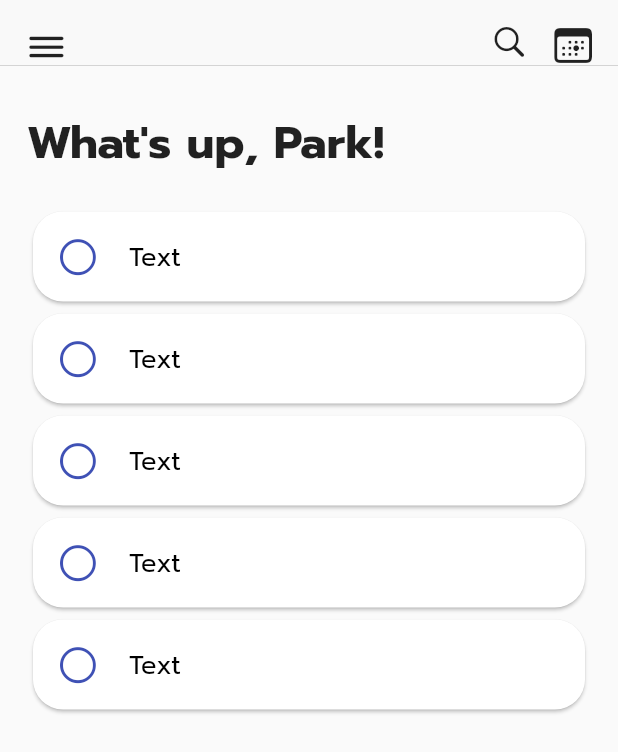
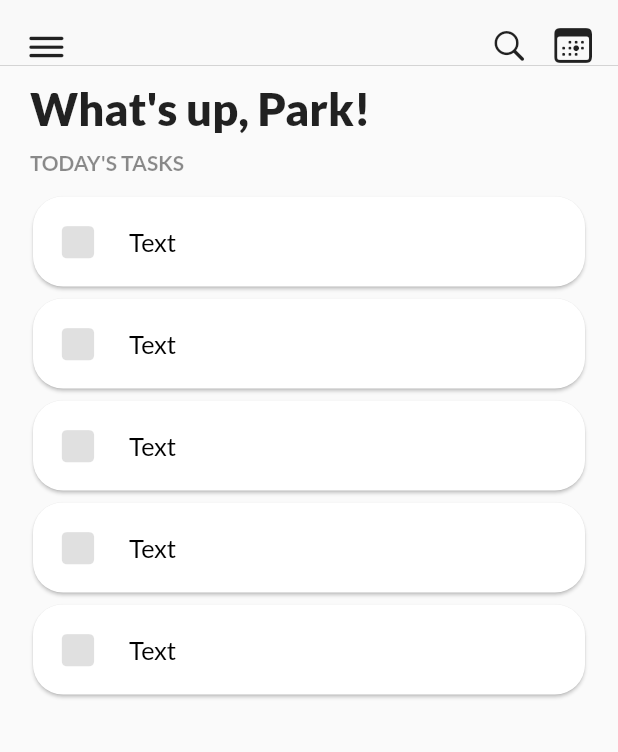
Before and after one commit to ParkSoravee/Todo_App, a Flutter app: the screen it shows after launch, on a phone screen of 412 x 824 dp. Shown: the top 752 px of the screen. Run offline on Flutter 3.47's test engine with Material 2 defaults, Android fonts, the phone set to English and light mode, and no system bars.

```diff
--- a/lib/main.dart
+++ b/lib/main.dart
@@ -14,7 +14,7 @@ class MyApp extends StatelessWidget {
       title: 'Todo App',
       theme: ThemeData(
         primarySwatch: Colors.indigo,
-        fontFamily: 'Prompt',
+        fontFamily: 'Lato',
       ),
       home: TodoScreen(),
     );
--- a/lib/screens/todo_screen.dart
+++ b/lib/screens/todo_screen.dart
@@ -1,26 +1,27 @@
 import 'package:flutter/material.dart';
 import 'package:flutter/cupertino.dart';
+import 'package:todo_app/widgets/task_list.dart';
 
-import 'package:todo_app/widgets/todo_card.dart';
-
-class TodoScreen extends StatefulWidget {
-  @override
-  _TodoScreenState createState() => _TodoScreenState();
-}
-
-class _TodoScreenState extends State<TodoScreen> {
+class TodoScreen extends StatelessWidget {
   @override
   Widget build(BuildContext context) {
     return Scaffold(
+      // bottomSheet: Container(
+      //   height: 200,
+      //   child: Text('ddd'),
+      // ),
       appBar: CupertinoNavigationBar(
         padding: EdgeInsetsDirectional.all(15),
         leading: Icon(CupertinoIcons.bars),
         trailing: Row(
           mainAxisSize: MainAxisSize.min,
           children: [
-            Icon(
+            Padding(
+              padding: const EdgeInsets.only(top: 3.0),
+              child: Icon(
                 CupertinoIcons.search,
                 size: 25,
+              ),
             ),
             SizedBox(
               width: 15,
@@ -32,37 +33,33 @@ class _TodoScreenState extends State<TodoScreen> {
           ],
         ),
       ),
-      body: Container(
-        padding: EdgeInsets.symmetric(
-          horizontal: 18,
-          vertical: 18,
-        ),
-        child: Column(
+      body: Column(
         children: [
           Container(
-              padding: EdgeInsets.symmetric(vertical: 10),
+            padding: EdgeInsets.symmetric(vertical: 10, horizontal: 20),
             width: double.infinity,
             child: Text(
               'What\'s up, Park!',
               style: TextStyle(
                 fontSize: 30,
-                  fontWeight: FontWeight.w700,
+                fontWeight: FontWeight.w900,
               ),
               textAlign: TextAlign.start,
             ),
           ),
-            Expanded(
-              child: Container(
-                // height: 500,
-                margin: EdgeInsets.only(top: 10.0),
-                child: ListView.builder(
-                  itemCount: 5,
-                  itemBuilder: (ctx, index) => TodoCard(),
+          Container(
+            padding: EdgeInsets.symmetric(horizontal: 20),
+            width: double.infinity,
+            child: Text(
+              'TODAY\'S TASKS',
+              style: TextStyle(
+                color: Colors.black45,
+                fontWeight: FontWeight.w600,
               ),
             ),
           ),
+          TaskList(),
         ],
-        ),
       ),
     );
   }
--- /dev/null
+++ b/lib/widgets/task_list.dart
@@ -0,0 +1,24 @@
+import 'package:flutter/material.dart';
+
+import 'todo_card.dart';
+
+class TaskList extends StatefulWidget {
+  @override
+  _TaskListState createState() => _TaskListState();
+}
+
+class _TaskListState extends State<TaskList> {
+  @override
+  Widget build(BuildContext context) {
+    return Expanded(
+      child: Container(
+        // padding: EdgeInsets.symmetric(horizontal: 18),
+        margin: EdgeInsets.only(top: 10.0),
+        child: ListView.builder(
+          itemCount: 5,
+          itemBuilder: (ctx, index) => TodoCard(),
+        ),
+      ),
+    );
+  }
+}
--- a/lib/widgets/todo_card.dart
+++ b/lib/widgets/todo_card.dart
@@ -11,27 +11,29 @@ class _TodoCardState extends State<TodoCard> {
 
   @override
   Widget build(BuildContext context) {
-    return Card(
-      shape: RoundedRectangleBorder(borderRadius: BorderRadius.circular(20)),
-      child: InkWell(
-        onTap: () {
-          setState(() {
-            isFinish = !isFinish;
-          });
-        },
+    return Padding(
+      padding: const EdgeInsets.symmetric(horizontal: 18),
+      child: Card(
+        shape: RoundedRectangleBorder(borderRadius: BorderRadius.circular(20)),
         child: Padding(
           padding: const EdgeInsets.all(16.0),
           child: Row(
             children: [
-              Icon(
-                isFinish
-                    ? CupertinoIcons.checkmark_alt_circle_fill
-                    // : Icons.check_box_outline_blank_rounded,
-                    : CupertinoIcons.circle,
-                color: isFinish
-                    ? Theme.of(context).primaryColor.withAlpha(200)
-                    : Theme.of(context).primaryColor,
-                size: 28,
+              InkWell(
+                onTap: () {
+                  setState(() {
+                    isFinish = !isFinish;
+                  });
+                },
+                child: Icon(
+                  isFinish
+                      ? CupertinoIcons.checkmark_square_fill
+                      : CupertinoIcons.square_fill,
+                  color: isFinish
+                      ? Theme.of(context).primaryColor
+                      : Colors.black12,
+                  size: 28,
+                ),
               ),
               SizedBox(width: 20),
               Text(
```
Also changed, not shown: pubspec.yaml (+10 -0 lines), assets/fonts/Lato-Black.ttf (added), assets/fonts/Lato-Bold.ttf (added), assets/fonts/Lato-Light.ttf (added), assets/fonts/Lato-Regular.ttf (added). Lines whose indentation alone changed are shown as unchanged.
